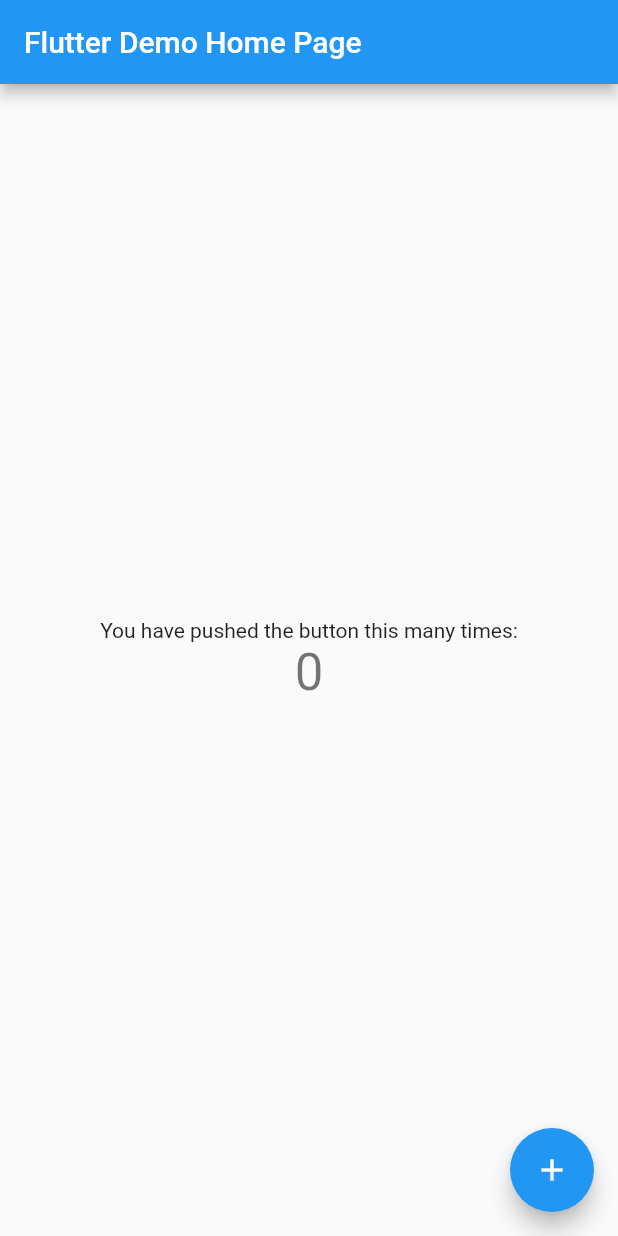
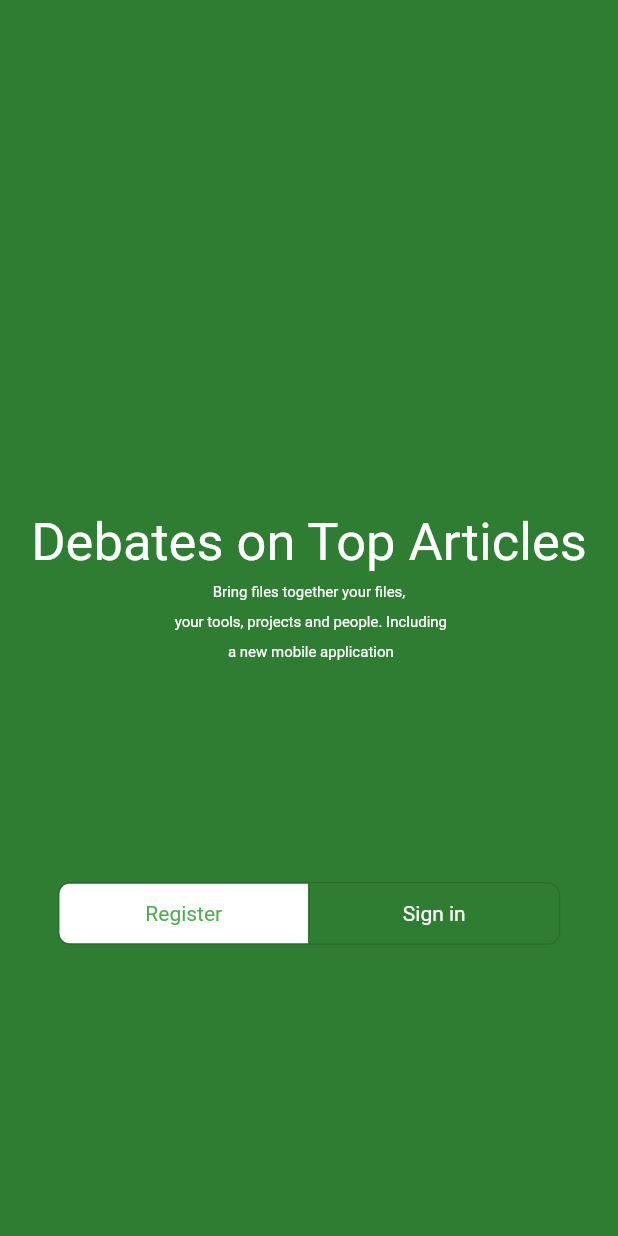
Before and after one commit to Sheroziy-CODE/slash_2022_frontend, a Flutter app: the screen it shows after launch, on a phone screen of 412 x 824 dp. Run offline on Flutter 3.47's test engine with Material 2 defaults, Android fonts, the phone set to English and light mode, and no system bars.

Commit message:
Created MainPage and LogIn with Registration

```diff
--- a/lib/main.dart
+++ b/lib/main.dart
@@ -1,8 +1,15 @@
 import 'package:flutter/material.dart';
+import 'package:slash_2022/screens/logInScreen.dart';
+import 'package:slash_2022/screens/registerScreen.dart';
 
 void main() {
   runApp(const MyApp());
 }
+
+const List<Widget> registerLogIn = <Widget>[
+  Text('Register'),
+  Text('Sign in')
+];
 
 class MyApp extends StatelessWidget {
   const MyApp({Key? key}) : super(key: key);
@@ -11,105 +18,92 @@
   @override
   Widget build(BuildContext context) {
     return MaterialApp(
-      title: 'Flutter Demo',
+      debugShowCheckedModeBanner: false,
       theme: ThemeData(
-        // This is the theme of your application.
-        //
-        // Try running your application with "flutter run". You'll see the
-        // application has a blue toolbar. Then, without quitting the app, try
-        // changing the primarySwatch below to Colors.green and then invoke
-        // "hot reload" (press "r" in the console where you ran "flutter run",
-        // or simply save your changes to "hot reload" in a Flutter IDE).
-        // Notice that the counter didn't reset back to zero; the application
-        // is not restarted.
         primarySwatch: Colors.blue,
       ),
-      home: const MyHomePage(title: 'Flutter Demo Home Page'),
+      home: const MyHomePage(),
     );
   }
 }
 
 class MyHomePage extends StatefulWidget {
-  const MyHomePage({Key? key, required this.title}) : super(key: key);
+  const MyHomePage({Key? key}) : super(key: key);
 
-  // This widget is the home page of your application. It is stateful, meaning
-  // that it has a State object (defined below) that contains fields that affect
-  // how it looks.
-
-  // This class is the configuration for the state. It holds the values (in this
-  // case the title) provided by the parent (in this case the App widget) and
-  // used by the build method of the State. Fields in a Widget subclass are
-  // always marked "final".
-
-  final String title;
 
   @override
   State<MyHomePage> createState() => _MyHomePageState();
 }
 
 class _MyHomePageState extends State<MyHomePage> {
-  int _counter = 0;
-
-  void _incrementCounter() {
-    setState(() {
-      // This call to setState tells the Flutter framework that something has
-      // changed in this State, which causes it to rerun the build method below
-      // so that the display can reflect the updated values. If we changed
-      // _counter without calling setState(), then the build method would not be
-      // called again, and so nothing would appear to happen.
-      _counter++;
-    });
-  }
+  final List<bool> _selectedRegisterLogIn = <bool>[true, false];
 
   @override
   Widget build(BuildContext context) {
-    // This method is rerun every time setState is called, for instance as done
-    // by the _incrementCounter method above.
-    //
-    // The Flutter framework has been optimized to make rerunning build methods
-    // fast, so that you can just rebuild anything that needs updating rather
-    // than having to individually change instances of widgets.
     return Scaffold(
-      appBar: AppBar(
-        // Here we take the value from the MyHomePage object that was created by
-        // the App.build method, and use it to set our appbar title.
-        title: Text(widget.title),
-      ),
-      body: Center(
-        // Center is a layout widget. It takes a single child and positions it
-        // in the middle of the parent.
+      backgroundColor: Colors.green[800],
+      body: SafeArea(
         child: Column(
-          // Column is also a layout widget. It takes a list of children and
-          // arranges them vertically. By default, it sizes itself to fit its
-          // children horizontally, and tries to be as tall as its parent.
-          //
-          // Invoke "debug painting" (press "p" in the console, choose the
-          // "Toggle Debug Paint" action from the Flutter Inspector in Android
-          // Studio, or the "Toggle Debug Paint" command in Visual Studio Code)
-          // to see the wireframe for each widget.
-          //
-          // Column has various properties to control how it sizes itself and
-          // how it positions its children. Here we use mainAxisAlignment to
-          // center the children vertically; the main axis here is the vertical
-          // axis because Columns are vertical (the cross axis would be
-          // horizontal).
           mainAxisAlignment: MainAxisAlignment.center,
-          children: <Widget>[
-            const Text(
-              'You have pushed the button this many times:',
+          children: [
+            const Spacer(),
+            Expanded(
+              child: Align(
+                alignment: Alignment.bottomCenter,
+                child: RichText(
+                    textAlign: TextAlign.center,
+                    text: const TextSpan(
+                      text: "Debates on Top Articles ",
+                      style: TextStyle(fontSize: 35),
+                    ),
+                  ),
+              ),
             ),
-            Text(
-              '$_counter',
-              style: Theme.of(context).textTheme.headline4,
+            RichText(
+              textAlign: TextAlign.center,
+              text: const TextSpan(
+                text: "Bring files together your files,\n your tools, projects and people. Including\n a new mobile application",
+                style: TextStyle(height: 2, fontSize: 10),
+              ),
             ),
+            Expanded(
+              child: Align(
+                alignment: Alignment.bottomCenter,
+                child: ToggleButtons(
+                    direction: Axis.horizontal,
+                    onPressed: (int index) {
+                      setState(() {
+                        // The button that is tapped is set to true, and the others to false.
+                        for (int i = 0; i < _selectedRegisterLogIn.length; i++) {
+                          _selectedRegisterLogIn[i] = i == index;
+                        }
+                      });
+                      if (index == 0){
+                        Navigator.push(
+                        context,
+                        MaterialPageRoute(builder: (context) => const RegisterScreen()),
+                      );}
+                      else {
+                        Navigator.push(
+                          context,
+                          MaterialPageRoute(builder: (context) => const LogInScreen()),
+                        );
+                      }
+                    },
+                    borderRadius: const BorderRadius.all(Radius.circular(8)),
+                    selectedColor: Colors.green,
+                    fillColor: Colors.white,
+                    color: Colors.white,
+                    constraints: BoxConstraints(minWidth: (MediaQuery.of(context).size.width - 80) / 2, minHeight: 40),
+                    isSelected: _selectedRegisterLogIn,
+                    children: registerLogIn,
+                ),
+              ),
+            ),
+            const Spacer(),
           ],
         ),
       ),
-      floatingActionButton: FloatingActionButton(
-        onPressed: _incrementCounter,
-        tooltip: 'Increment',
-        child: const Icon(Icons.add),
-      ), // This trailing comma makes auto-formatting nicer for build methods.
     );
   }
 }
--- a/pubspec.yaml
+++ b/pubspec.yaml
@@ -34,6 +34,7 @@
   # The following adds the Cupertino Icons font to your application.
   # Use with the CupertinoIcons class for iOS style icons.
   cupertino_icons: ^1.0.2
+  url_launcher: ^5.7.5
 
 dev_dependencies:
   flutter_test:
@@ -45,6 +46,7 @@
   # package. See that file for information about deactivating specific lint
   # rules and activating additional ones.
   flutter_lints: ^2.0.0
+  url_launcher: ^5.7.5
 
 # For information on the generic Dart part of this file, see the
 # following page: https://dart.dev/tools/pub/pubspec
```
Also changed, not shown: lib/screens/logInScreen.dart (added, +143 -0 lines), lib/screens/registerScreen.dart (added, +57 -0 lines), lib/screens/dummyScreen.dart (deleted), lib/widgets/dummyWidget.dart (deleted), pubspec.lock, 3 other files.
